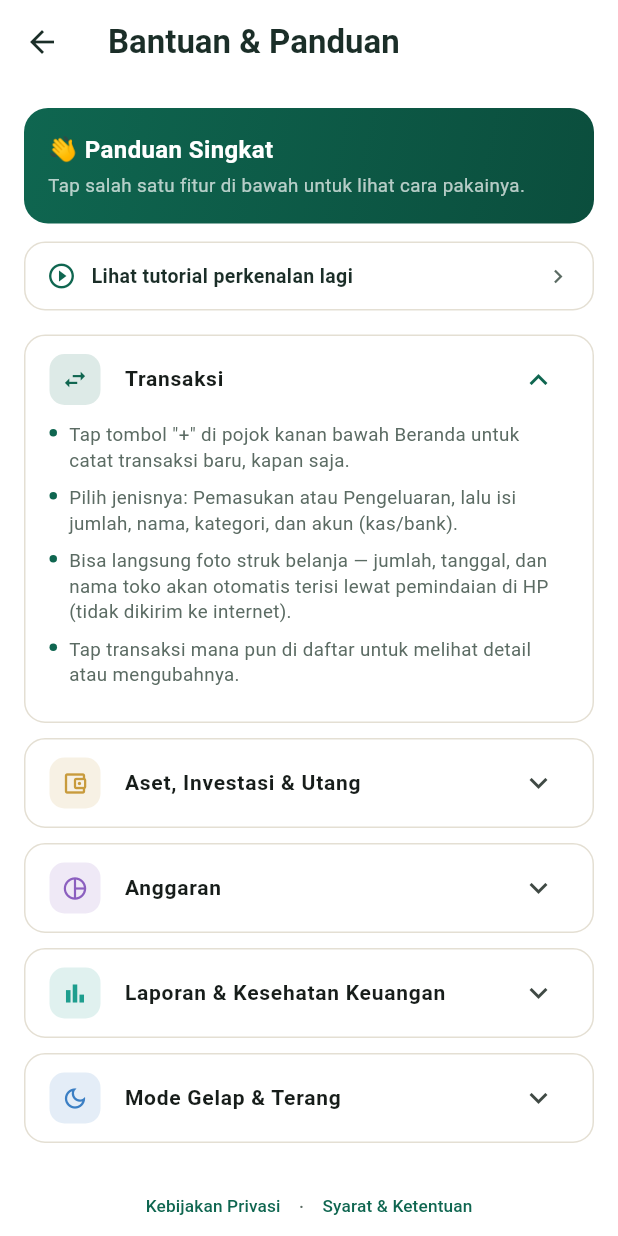
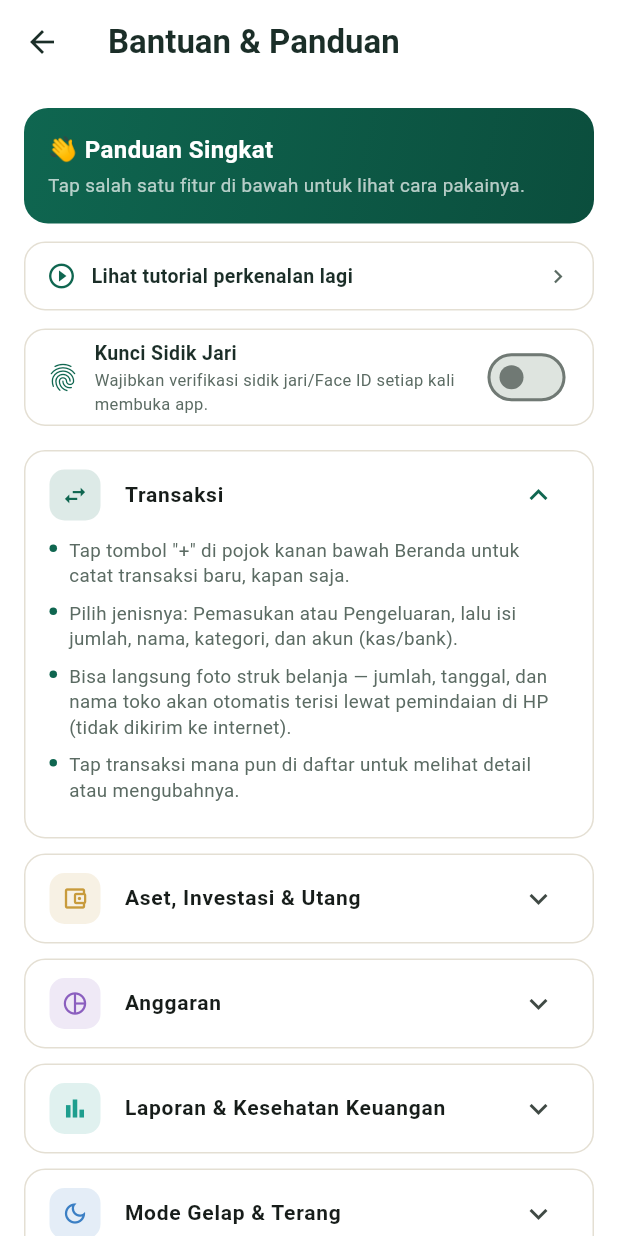
Before and after one commit to rejaapriangga-beep/dompetdigitalku-mobile, a Flutter app: the HelpScreen screen opened directly, after a tap on "Transaksi", on a phone screen of 412 x 824 dp. Run offline on Flutter 3.47's test engine with Material 3 defaults, Android fonts, the phone set to English and light mode, and no system bars; our stand-ins replace dio, file_picker, flutter_secure_storage, google_mobile_ads, google_sign_in, image_picker and 3 more; missing offline and left inert: cryptography, google_mlkit_text_recognition; accounts and stored records are empty; network calls fail.

Commit message:
Add optional fingerprint/Face ID app lock
Adds a device-level biometric lock, toggled from a new switch in the
Help screen: enabling it requires one successful biometric check first
(so a device with a broken/missing sensor can't lock itself out), then
every app open shows a BiometricLockScreen in front of Home until the
user verifies again.

- lib/biometric/biometric_service.dart: thin local_auth wrapper,
  swallows all plugin exceptions into a plain bool.
- lib/biometric/biometric_prefs.dart: on/off flag in shared_preferences
  (not secure storage — it's not sensitive, same tier as theme/locale).
- lib/screens/biometric_lock_screen.dart: shown by _AuthGate (main.dart)
  when logged in AND the lock is on, before Home is reachable.
- MainActivity: FlutterActivity -> FlutterFragmentActivity, required by
  local_auth for BiometricPrompt on Android.
- AndroidManifest: add USE_BIOMETRIC permission.

Login itself is unchanged (email/password, Google) — this only gates
re-entry into an already-authenticated session, since GMS-less Huawei
tablets can't use Google Sign-In as a login method anyway.

Co-Authored-By: Claude Sonnet 5 <noreply@anthropic.com>
Claude-Session: https://claude.ai/code/session_01AxidJiuW52xTENGNRBTUtn

```diff
--- /dev/null
+++ b/lib/biometric/biometric_prefs.dart
@@ -0,0 +1,21 @@
+// lib/biometric/biometric_prefs.dart
+// Simpan preferensi "kunci sidik jari aktif?" di HP — hanya ON/OFF, bukan
+// data sensitif, jadi cukup shared_preferences biasa (sama seperti
+// ThemeController/LocaleController), bukan flutter_secure_storage.
+import 'package:shared_preferences/shared_preferences.dart';
+
+class BiometricPrefs {
+  BiometricPrefs._();
+
+  static const _enabledKey = 'biometric_lock_enabled';
+
+  static Future<bool> isEnabled() async {
+    final prefs = await SharedPreferences.getInstance();
+    return prefs.getBool(_enabledKey) ?? false;
+  }
+
+  static Future<void> setEnabled(bool enabled) async {
+    final prefs = await SharedPreferences.getInstance();
+    await prefs.setBool(_enabledKey, enabled);
+  }
+}
--- a/lib/l10n/app_strings.dart
+++ b/lib/l10n/app_strings.dart
@@ -346,6 +346,15 @@ class AppStringsData {
     required this.skipButton,
     required this.startNowButton,
     required this.nextButton,
+    // --- Kunci sidik jari (help_screen.dart, biometric_lock_screen.dart) ---
+    required this.biometricLockTitle,
+    required this.biometricLockSubtitle,
+    required this.biometricNotAvailable,
+    required this.biometricEnableReason,
+    required this.biometricUnlockReason,
+    required this.biometricLockedScreenTitle,
+    required this.biometricUnlockButton,
+    required this.biometricUnlockFailed,
   });
 
   final String appName;
@@ -667,6 +676,15 @@ class AppStringsData {
   final String skipButton;
   final String startNowButton;
   final String nextButton;
+  // --- Kunci sidik jari (help_screen.dart, biometric_lock_screen.dart) ---
+  final String biometricLockTitle;
+  final String biometricLockSubtitle;
+  final String biometricNotAvailable;
+  final String biometricEnableReason;
+  final String biometricUnlockReason;
+  final String biometricLockedScreenTitle;
+  final String biometricUnlockButton;
+  final String biometricUnlockFailed;
 }
 
 String typeConfirmWordToConfirm(String word) =>
@@ -1193,6 +1211,16 @@ const _id = AppStringsData(
   skipButton: 'Lewati',
   startNowButton: 'Mulai Sekarang',
   nextButton: 'Lanjut',
+  biometricLockTitle: 'Kunci Sidik Jari',
+  biometricLockSubtitle:
+      'Wajibkan verifikasi sidik jari/Face ID setiap kali membuka app.',
+  biometricNotAvailable:
+      'Perangkat ini tidak mendukung sidik jari/Face ID, atau belum ada yang didaftarkan di pengaturan HP.',
+  biometricEnableReason: 'Verifikasi untuk mengaktifkan kunci sidik jari',
+  biometricUnlockReason: 'Verifikasi sidik jari untuk membuka DompetDigitalKu',
+  biometricLockedScreenTitle: 'Terkunci',
+  biometricUnlockButton: 'Buka dengan Sidik Jari',
+  biometricUnlockFailed: 'Verifikasi gagal. Coba lagi.',
 );
 
 const _en = AppStringsData(
@@ -1606,4 +1634,14 @@ const _en = AppStringsData(
   skipButton: 'Skip',
   startNowButton: 'Get Started',
   nextButton: 'Next',
+  biometricLockTitle: 'Fingerprint Lock',
+  biometricLockSubtitle:
+      'Require fingerprint/Face ID verification every time you open the app.',
+  biometricNotAvailable:
+      "This device doesn't support fingerprint/Face ID, or none is enrolled in your phone's settings yet.",
+  biometricEnableReason: 'Verify to enable fingerprint lock',
+  biometricUnlockReason: 'Verify your fingerprint to unlock DompetDigitalKu',
+  biometricLockedScreenTitle: 'Locked',
+  biometricUnlockButton: 'Unlock with Fingerprint',
+  biometricUnlockFailed: 'Verification failed. Try again.',
 );
--- a/lib/screens/help_screen.dart
+++ b/lib/screens/help_screen.dart
@@ -3,6 +3,8 @@
 // biar ringkas — tinggal tap judulnya untuk buka/tutup). Isinya statis,
 // tidak perlu koneksi internet.
 import 'package:flutter/material.dart';
+import '../biometric/biometric_prefs.dart';
+import '../biometric/biometric_service.dart';
 import '../l10n/app_strings.dart';
 import '../theme.dart';
 import '../urls.dart';
@@ -141,6 +143,8 @@ class HelpScreen extends StatelessWidget {
               ),
             ),
           ),
+          const SizedBox(height: 12),
+          const _BiometricLockTile(),
           const SizedBox(height: 16),
           ..._sections.map((s) => _HelpTile(section: s)),
           const SizedBox(height: 8),
@@ -181,6 +185,110 @@ class HelpScreen extends StatelessWidget {
               ),
             ),
           ),
+        ],
+      ),
+    );
+  }
+}
+
+/// Toggle "Kunci Sidik Jari" — mengaktifkan lewat sini butuh satu kali
+/// verifikasi sidik jari dulu (biar tidak sengaja terkunci di perangkat yang
+/// ternyata sensornya bermasalah); mematikan tidak perlu verifikasi ulang.
+class _BiometricLockTile extends StatefulWidget {
+  const _BiometricLockTile();
+
+  @override
+  State<_BiometricLockTile> createState() => _BiometricLockTileState();
+}
+
+class _BiometricLockTileState extends State<_BiometricLockTile> {
+  bool _enabled = false;
+  bool _loading = true;
+  bool _busy = false;
+
+  @override
+  void initState() {
+    super.initState();
+    _load();
+  }
+
+  Future<void> _load() async {
+    final enabled = await BiometricPrefs.isEnabled();
+    if (!mounted) return;
+    setState(() {
+      _enabled = enabled;
+      _loading = false;
+    });
+  }
+
+  Future<void> _toggle(bool value) async {
+    if (_busy) return;
+    setState(() => _busy = true);
+    try {
+      if (value) {
+        final supported = await BiometricService.isSupported();
+        if (!supported) {
+          if (!mounted) return;
+          ScaffoldMessenger.of(
+            context,
+          ).showSnackBar(SnackBar(content: Text(S.t.biometricNotAvailable)));
+          return;
+        }
+        final ok = await BiometricService.authenticate(
+          S.t.biometricEnableReason,
+        );
+        if (!ok) return;
+      }
+      await BiometricPrefs.setEnabled(value);
+      if (!mounted) return;
+      setState(() => _enabled = value);
+    } finally {
+      if (mounted) setState(() => _busy = false);
+    }
+  }
+
+  @override
+  Widget build(BuildContext context) {
+    if (_loading) return const SizedBox.shrink();
+    return Container(
+      padding: const EdgeInsets.symmetric(horizontal: 14, vertical: 6),
+      decoration: BoxDecoration(
+        color: AppColors.surface,
+        borderRadius: BorderRadius.circular(14),
+        border: Border.all(color: AppColors.border),
+      ),
+      child: Row(
+        children: [
+          Icon(Icons.fingerprint, size: 22, color: AppColors.primary),
+          const SizedBox(width: 10),
+          Expanded(
+            child: Column(
+              crossAxisAlignment: CrossAxisAlignment.start,
+              mainAxisSize: MainAxisSize.min,
+              children: [
+                Text(
+                  S.t.biometricLockTitle,
+                  style: TextStyle(
+                    fontWeight: FontWeight.w600,
+                    fontSize: 13,
+                    color: AppColors.ink,
+                  ),
+                ),
+                Text(
+                  S.t.biometricLockSubtitle,
+                  style: TextStyle(fontSize: 11, color: AppColors.inkSoft),
+                  maxLines: 2,
+                ),
+              ],
+            ),
+          ),
+          _busy
+              ? const SizedBox(
+                  width: 20,
+                  height: 20,
+                  child: CircularProgressIndicator(strokeWidth: 2),
+                )
+              : Switch(value: _enabled, onChanged: _toggle),
         ],
       ),
     );
--- a/pubspec.yaml
+++ b/pubspec.yaml
@@ -67,6 +67,9 @@ dependencies:
   file_picker: ^8.1.6
   # Iklan banner (Google AdMob)
   google_mobile_ads: ^5.2.0
+  # Kunci aplikasi pakai sidik jari/Face ID (opsional, diaktifkan lewat
+  # toggle di halaman Bantuan) — lihat lib/biometric/.
+  local_auth: ^2.3.0
 
 dev_dependencies:
   flutter_test:
```
Also changed, not shown: lib/biometric/biometric_service.dart (added, +42 -0 lines), lib/main.dart (+17 -7 lines), lib/screens/biometric_lock_screen.dart (added, +128 -0 lines), 2 other files.
